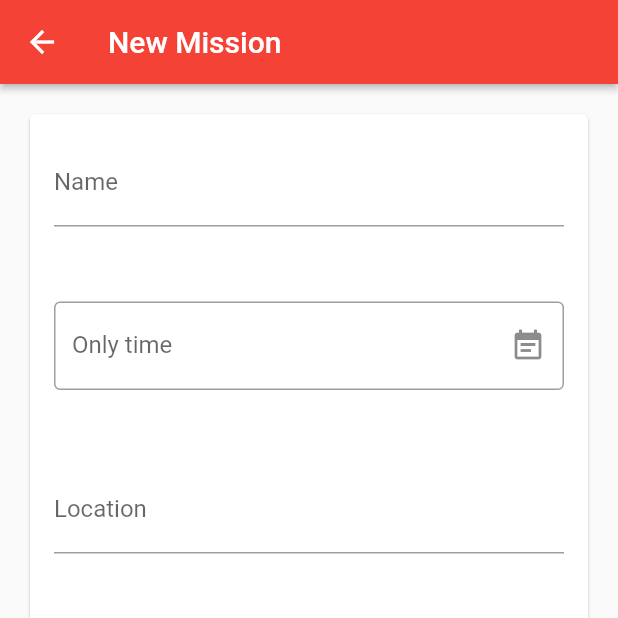
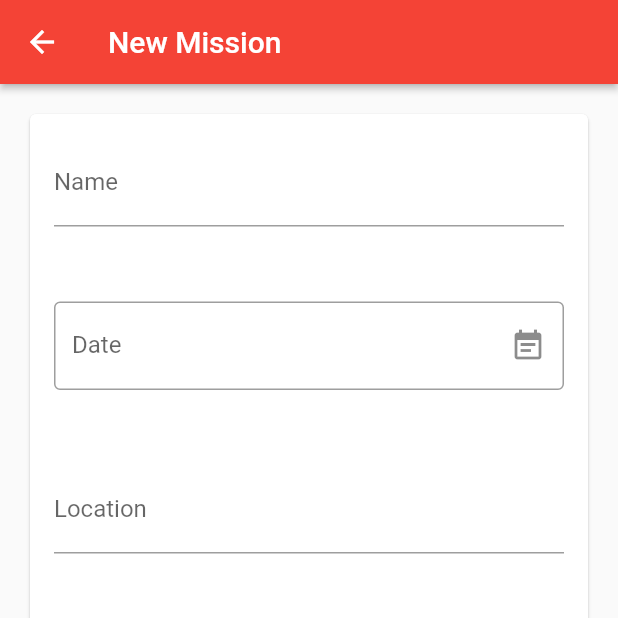
Before and after one commit to Xanzud/IDATA2503-g13, a Flutter app: the newMissionPage screen opened directly, on a phone screen of 412 x 824 dp, the top half of it. Run offline on Flutter 3.47's test engine with Material 2 defaults, Android fonts, the phone set to English and light mode, and no system bars; drawn by our look-alikes of date_field; our stand-ins replace cloud_firestore, firebase_auth, firebase_core; missing offline and left inert: dart:html; accounts and stored records are empty.

Commit message:
Save func, delete func (missions)

```diff
--- a/project/lib/missions/mission_list_tile.dart
+++ b/project/lib/missions/mission_list_tile.dart
@@ -10,7 +10,8 @@ class MissionListTile extends StatelessWidget {
   @override
   Widget build(BuildContext context) {
     return ListTile(
-      title: Text(mission.name),
+      title:
+          Text(mission.name + " " + mission.time.toDate().toUtc().toString()),
       trailing: const Icon(Icons.chevron_right),
       onTap: onTap,
     );
--- a/project/lib/missions/new_mission_page.dart
+++ b/project/lib/missions/new_mission_page.dart
@@ -124,7 +124,7 @@ class _newMissionPageState extends State<newMissionPage> {
           errorStyle: TextStyle(color: Colors.redAccent),
           border: OutlineInputBorder(),
           suffixIcon: Icon(Icons.event_note),
-          labelText: 'Only time',
+          labelText: 'Date',
         ),
         mode: DateTimeFieldPickerMode.dateAndTime,
         autovalidateMode: AutovalidateMode.always,
--- a/project/lib/model/Mission.dart
+++ b/project/lib/model/Mission.dart
@@ -36,6 +36,7 @@ class Mission {
 
   Map<String, dynamic> toMap() {
     return {
+      "id": id,
       "name": name,
       "time": time,
       "location": location,
--- a/project/lib/services/firebase_crud.dart
+++ b/project/lib/services/firebase_crud.dart
@@ -1,4 +1,7 @@
 import 'package:cloud_firestore/cloud_firestore.dart';
+import 'package:project/model/Mission.dart';
+import 'package:project/services/api_paths.dart';
+import 'package:project/services/firestore_service.dart';
 import '../model/Response.dart';
 
 final FirebaseFirestore _firestore = FirebaseFirestore.instance;
@@ -130,6 +133,7 @@ class FirebaseCrud {
     return notesItemCollection.snapshots();
   }
 
+/*
   static Future<Response> updateMission(
       {required String location,
       required String name,
@@ -155,6 +159,22 @@ class FirebaseCrud {
 
     return response;
   }
+  */
+
+  static Future<void> saveMission(Mission mission) =>
+      FirestoreService.instance.setData(
+        path: ApiPaths.mission(mission.id),
+        data: mission.toMap(),
+      );
+
+  static Future<void> setMission({
+    required String path,
+    required Map<String, dynamic> data,
+  }) async {
+    final reference = FirebaseFirestore.instance.doc(path);
+    print('$path: $data');
+    await reference.set(data);
+  }
 
   static Future<Response> deleteMission({
     required String docId,
@@ -175,12 +195,12 @@ class FirebaseCrud {
     return response;
   }
 
-  Stream<T?> getDocumentStream<T>(String path,
-      T Function(Map<String, dynamic>) converter) {
+  Stream<T?> getDocumentStream<T>(
+      String path, T Function(Map<String, dynamic>) converter) {
     print("Get document at $path");
     // Get snapshot stream first
     final Stream<DocumentSnapshot<Map<String, dynamic>>> snapshots =
-    _firestore.doc(path).snapshots();
+        _firestore.doc(path).snapshots();
 
     // Then we need to convert it to Stream<T?> - take every snapshot and
     // convert it to a T object. This effectively creates a new Stream
@@ -195,12 +215,12 @@ class FirebaseCrud {
   /// Get a stream for a collection stored at a specific path.
   /// Automatically convert each item in the collection to an object of
   /// corresponding type using the provided [converter] function
-  Stream<Iterable<T>> getCollectionStream<T>(String path,
-      T Function(Map<String, dynamic>) converter) {
+  Stream<Iterable<T>> getCollectionStream<T>(
+      String path, T Function(Map<String, dynamic>) converter) {
     print("Get collection items at $path");
     // Get snapshot stream first
     final Stream<QuerySnapshot<Map<String, dynamic>>> snapshots =
-    _firestore.collection(path).snapshots();
+        _firestore.collection(path).snapshots();
 
     // Then we traverse all the documents (as QueryDocumentSnapshot)
     // For each document, we extract the key-value pairs as Map<String, dynamic>
@@ -219,7 +239,8 @@ class FirebaseCrud {
     });
   }
 
-  Future<void> setData({required String path, required Map<String, dynamic> data}) async {
+  Future<void> setData(
+      {required String path, required Map<String, dynamic> data}) async {
     final reference = FirebaseFirestore.instance.doc(path);
     await reference.set(data);
   }
@@ -232,8 +253,14 @@ class FirebaseCrud {
     final snapshots = collection.snapshots();
 
     return snapshots.map((snapshots) => snapshots.docs
-        .map((snapshot) => builder(snapshot.data(), snapshot.id),
-    )
+        .map(
+          (snapshot) => builder(snapshot.data(), snapshot.id),
+        )
         .toList());
   }
+
+  static void updateMission(
+      {required String location,
+      required String name,
+      required Timestamp time}) {}
 }
--- a/project/lib/services/firestore_repository.dart
+++ b/project/lib/services/firestore_repository.dart
@@ -46,4 +46,9 @@ class FirestoreRepository implements Repository {
   Stream<Mission> missionStream({required String missionId}) {
     throw UnimplementedError();
   }
+
+  @override
+  Future<void> saveMission(Mission mission) async {
+    FirebaseCrud.saveMission(mission);
+  }
 }
--- a/project/lib/services/repository.dart
+++ b/project/lib/services/repository.dart
@@ -11,6 +11,7 @@ abstract class Repository {
 
   Future<void> createMission(Mission mission, String missionID);
   Future<void> deleteMission(Mission mission);
+  Future<void> saveMission(Mission mission);
 
   Stream<Iterable<User>> getUsersStream();
 
```
Also changed, not shown: project/lib/missions/edit_mission_page.dart (+36 -5 lines), project/lib/missions/mission_entries_page.dart (+9 -2 lines), project/lib/missions/mission_page.dart (+11 -7 lines).
